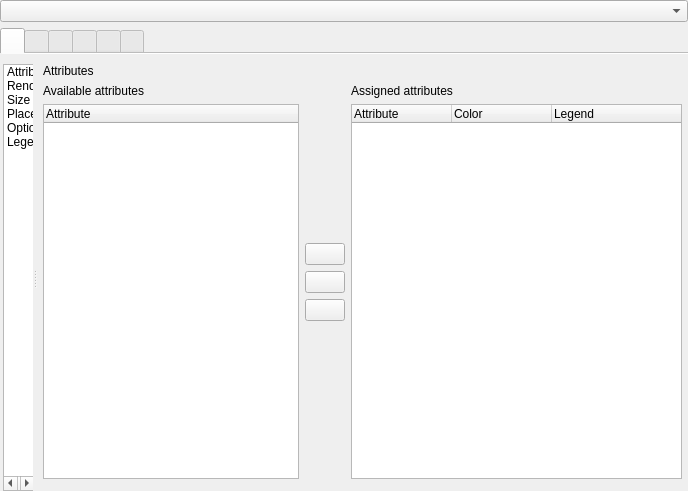
This is src/ui/qgsdiagrampropertiesbase.ui in qgis/QGIS as Qt 5 draws it before an edit. The edited form follows.
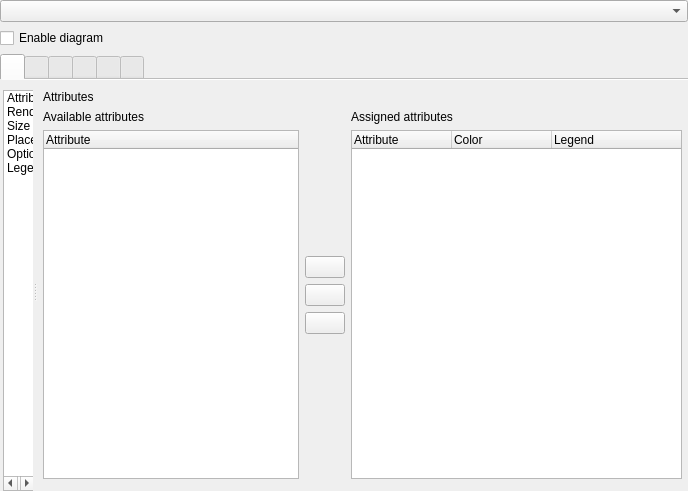
This is the edited form. Icons and pictures are not drawn. Custom widgets are drawn as their Qt base class.

Commit message: [gui] Fix enabled/disabled diagram handling by adding a checkbox to QgsDiagramProperties, so that's explicit whether the diagram is enabled or not as well as to toggle its enabled status

```diff
--- a/src/ui/qgsdiagrampropertiesbase.ui
+++ b/src/ui/qgsdiagrampropertiesbase.ui
@@ -10,7 +10,7 @@
     <height>491</height>
    </rect>
   </property>
-  <layout class="QVBoxLayout" name="verticalLayout_8" stretch="0,0,1">
+  <layout class="QVBoxLayout" name="verticalLayout_8" stretch="0,0,0,1">
    <property name="leftMargin">
     <number>0</number>
    </property>
@@ -51,6 +51,13 @@
      </layout>
     </widget>
    </item>
+   <item>
+    <widget class="QCheckBox" name="mEnableDiagramCheckBox">
+     <property name="text">
+      <string>Enable diagram</string>
+     </property>
+    </widget>
+   </item>
    <item>
     <widget class="QTabWidget" name="mOptionsTab">
      <property name="currentIndex">
```
Left out of the diff: 2 changed lines with no effect on the pictures. The commit also changes 2 other files.
